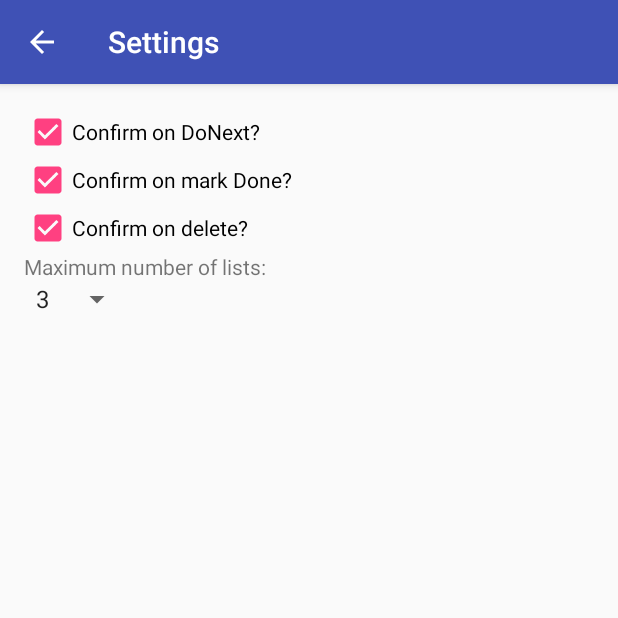
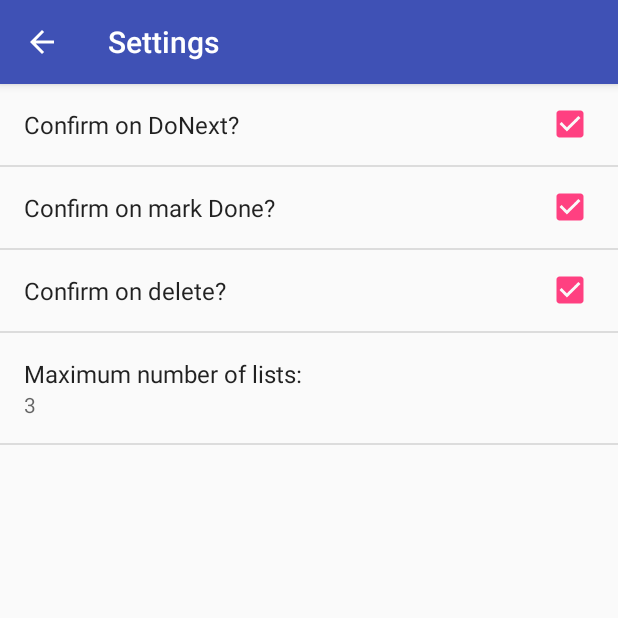
Before and after one commit to wismna/DoNext, an Android app: the SettingsActivity screen opened directly, with no data from a screen before it, on a phone screen of 412 x 824 dp, the top half of it. Run offline under Robolectric (Android 15) with nearby library versions, the phone set to English and light mode, and no system bars.

Commit message:
Replaces settings activity with correct Preference fragment and xml

```diff
--- a/DoNExt/app/src/main/java/com/wismna/geoffroy/donext/SettingsActivity.java
+++ b/DoNExt/app/src/main/java/com/wismna/geoffroy/donext/SettingsActivity.java
@@ -1,50 +1,30 @@
 package com.wismna.geoffroy.donext;
 
-import android.content.Context;
-import android.content.SharedPreferences;
 import android.os.Bundle;
+import android.preference.PreferenceFragment;
+import android.preference.PreferenceManager;
 import android.support.v7.app.AppCompatActivity;
-import android.view.View;
-import android.widget.AdapterView;
-import android.widget.Spinner;
 
-public class SettingsActivity extends AppCompatActivity implements AdapterView.OnItemSelectedListener {
+public class SettingsActivity extends AppCompatActivity {
 
     @Override
     protected void onCreate(Bundle savedInstanceState) {
         super.onCreate(savedInstanceState);
-        setContentView(R.layout.activity_settings);
-        populateSpinner();
+
+        // Display the preferences fragment as the main content.
+        getFragmentManager().beginTransaction()
+                .replace(android.R.id.content, new SettingsFragment())
+                .commit();
+        PreferenceManager.setDefaultValues(this, R.xml.preferences, false);
     }
 
-    private void populateSpinner() {
-        Spinner spinner  = (Spinner) findViewById(R.id.max_lists_spinner);
-        spinner.setSelection(getPreference(R.id.max_lists_spinner));
-        //ArrayAdapter<String> adapter = (ArrayAdapter<String>) spinner.getAdapter();
-        //int position = adapter.getPosition()
-        /*ArrayAdapter<CharSequence> adapter = ArrayAdapter.createFromResource(this,
-                R.array.settings_max_lists_number, R.layout.support_simple_spinner_dropdown_item);
-        adapter.setDropDownViewResource(R.layout.support_simple_spinner_dropdown_item);
-        spinner.setAdapter(adapter);*/
-    }
+    public static class SettingsFragment extends PreferenceFragment {
+        @Override
+        public void onCreate(Bundle savedInstanceState) {
+            super.onCreate(savedInstanceState);
 
-    protected int getPreference(int setting) {
-        SharedPreferences sharedPreferences = this.getPreferences(Context.MODE_PRIVATE);
-        return sharedPreferences.getInt(getString(setting), 2);
-    }
-    protected void setPreference(int setting, int value) {
-        SharedPreferences sharedPreferences = this.getPreferences(Context.MODE_PRIVATE);
-        SharedPreferences.Editor editor = sharedPreferences.edit();
-        editor.putInt(getString(setting), value);
-        editor.apply();
-    }
-    public void onItemSelected(AdapterView<?> parent, View view, int pos, long id) {
-        // Item was selected, do something
-        //setPreference(R.id.max_lists_spinner, Integer.parseInt((String) parent.getItemAtPosition(pos)));
-        setPreference(R.id.max_lists_spinner, pos);
-    }
-
-    public void onNothingSelected(AdapterView<?> parent) {
-        // Another interface callback
+            // Load the preferences from an XML resource
+            addPreferencesFromResource(R.xml.preferences);
+        }
     }
 }
--- a/DoNExt/app/src/main/res/layout/activity_settings.xml
+++ /dev/null
@@ -1,43 +0,0 @@
-<?xml version="1.0" encoding="utf-8"?>
-<LinearLayout xmlns:android="http://schemas.android.com/apk/res/android"
-    xmlns:tools="http://schemas.android.com/tools"
-    android:layout_width="match_parent"
-    android:layout_height="match_parent"
-    android:paddingBottom="@dimen/activity_vertical_margin"
-    android:paddingLeft="@dimen/activity_horizontal_margin"
-    android:paddingRight="@dimen/activity_horizontal_margin"
-    android:paddingTop="@dimen/activity_vertical_margin"
-    android:orientation="vertical"
-    tools:context="com.wismna.geoffroy.donext.SettingsActivity">
-
-    <CheckBox
-        android:layout_width="match_parent"
-        android:layout_height="wrap_content"
-        android:saveEnabled="true"
-        android:checked="true"
-        android:clickable="true"
-        android:text="@string/settings_confirm_donext" />
-    <CheckBox
-        android:layout_width="match_parent"
-        android:layout_height="wrap_content"
-        android:checked="true"
-        android:clickable="true"
-        android:saveEnabled="true"
-        android:text="@string/settings_confirm_markdone" />
-    <CheckBox
-        android:layout_width="match_parent"
-        android:layout_height="wrap_content"
-        android:checked="true"
-        android:clickable="true"
-        android:saveEnabled="true"
-        android:text="@string/settings_confirm_delete" />
-    <TextView
-        android:layout_width="match_parent"
-        android:layout_height="wrap_content"
-        android:text="@string/settings_max_lists_label"/>
-    <Spinner
-        android:id="@+id/max_lists_spinner"
-        android:layout_width="wrap_content"
-        android:layout_height="wrap_content"
-        android:entries="@array/settings_max_lists_number"/>
-</LinearLayout>
--- /dev/null
+++ b/DoNExt/app/src/main/res/xml/preferences.xml
@@ -0,0 +1,23 @@
+<?xml version="1.0" encoding="utf-8"?>
+<PreferenceScreen xmlns:android="http://schemas.android.com/apk/res/android">
+    <CheckBoxPreference
+        android:key="pref_conf_next"
+        android:title="@string/settings_confirm_donext"
+        android:defaultValue="true" />
+    <CheckBoxPreference
+        android:key="pref_conf_done"
+        android:title="@string/settings_confirm_markdone"
+        android:defaultValue="true" />
+    <CheckBoxPreference
+        android:key="pref_conf_del"
+        android:title="@string/settings_confirm_delete"
+        android:defaultValue="true" />
+    <ListPreference
+        android:key="pref_conf_max_lists"
+        android:title="@string/settings_max_lists_label"
+        android:dialogTitle="@string/settings_max_lists_label"
+        android:entries="@array/settings_max_lists_number"
+        android:entryValues="@array/settings_max_lists_number"
+        android:summary="%s"
+        android:defaultValue="3" />
+</PreferenceScreen>
```
